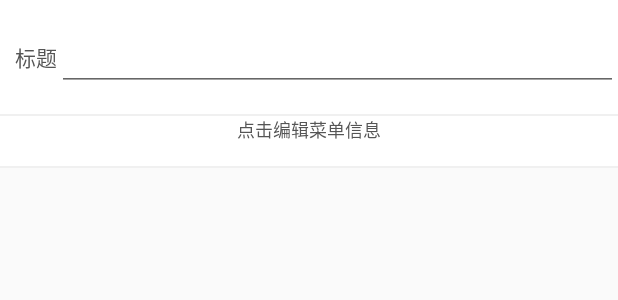
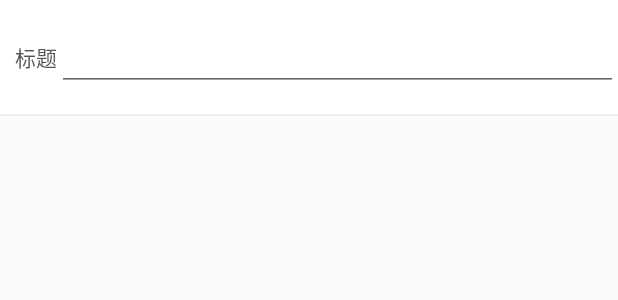
Before and after one commit to bdxz/CookPhoto, an Android app: the layout upload_menu_details.xml on its own in the app's theme, with its tools: preview values and no code run, on a phone screen of 412 x 824 dp. Shown: the top 300 px of the screen. Run offline under Robolectric (Android 15) with nearby library versions, the phone set to English and light mode, and no system bars.

Commit message:
UploadMenuActivity备份

```diff
--- a/app/src/main/res/layout/menulist_item.xml
+++ b/app/src/main/res/layout/menulist_item.xml
@@ -19,7 +19,7 @@
 
         <RelativeLayout
             android:layout_width="match_parent"
-            android:layout_height="185dp">
+            android:layout_height="135dp">
 
             <RelativeLayout
                 android:layout_width="wrap_content"
@@ -30,7 +30,7 @@
                 <ImageView
                     android:id="@+id/menu_item_photo"
                     android:layout_width="match_parent"
-                    android:layout_height="150dp"
+                    android:layout_height="135dp"
                     android:scaleType="centerCrop"
                     android:layout_alignParentStart="true" />
 
--- a/app/src/main/res/layout/upload_menu_details.xml
+++ b/app/src/main/res/layout/upload_menu_details.xml
@@ -31,19 +31,19 @@
             />
 
     </LinearLayout>
-    <View
-        android:layout_width="match_parent"
-        android:layout_height="1dp"
-        android:layout_marginTop="@dimen/main_interval_v3"
-        android:background="#f0f0f0" />
+    <!--<View-->
+        <!--android:layout_width="match_parent"-->
+        <!--android:layout_height="1dp"-->
+        <!--android:layout_marginTop="@dimen/main_interval_v3"-->
+        <!--android:background="#f0f0f0" />-->
 
-    <TextView
-        android:layout_width="match_parent"
-        android:layout_height="wrap_content"
-        android:gravity="center_horizontal"
-        android:text="点击编辑菜单信息"
-        android:textColor="@color/text_c1"
-        android:textSize="12sp" />
+    <!--<TextView-->
+        <!--android:layout_width="match_parent"-->
+        <!--android:layout_height="wrap_content"-->
+        <!--android:gravity="center_horizontal"-->
+        <!--android:text="点击编辑菜单信息"-->
+        <!--android:textColor="@color/text_c1"-->
+        <!--android:textSize="12sp" />-->
 
     <!--<EditText-->
         <!--android:id="@+id/menu_details"-->
```
Also changed, not shown: app/src/main/java/com/example/morphtin/dishes/ui/activity/UploadMenuActivity.java (+17 -7 lines), app/src/main/res/drawable/addmenu.png (added).
